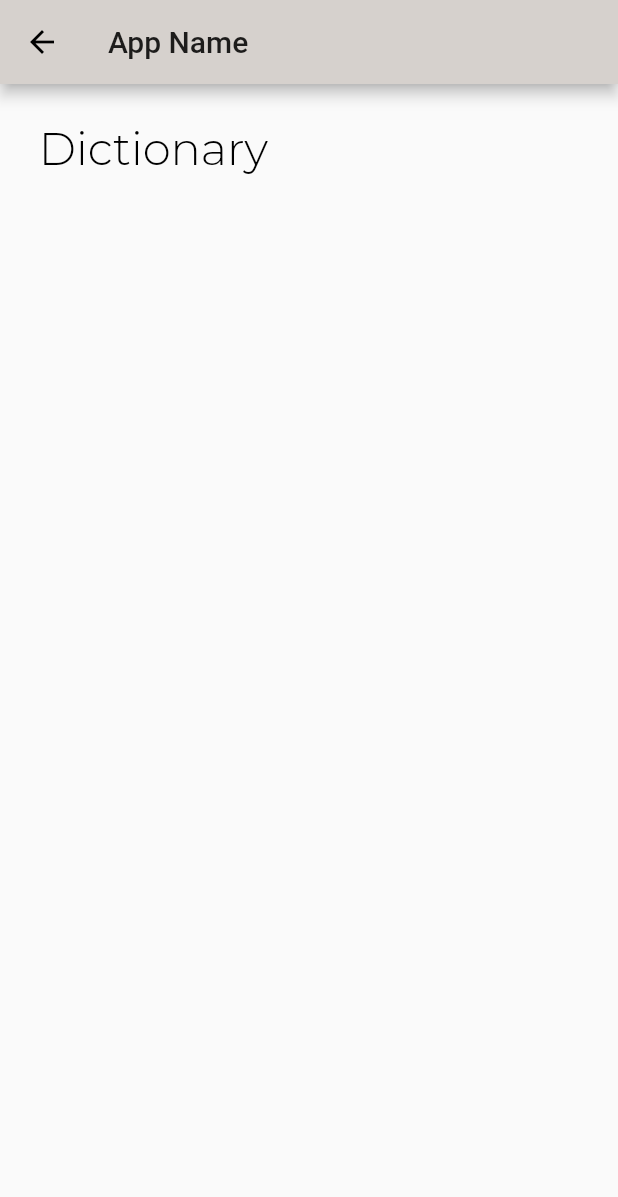
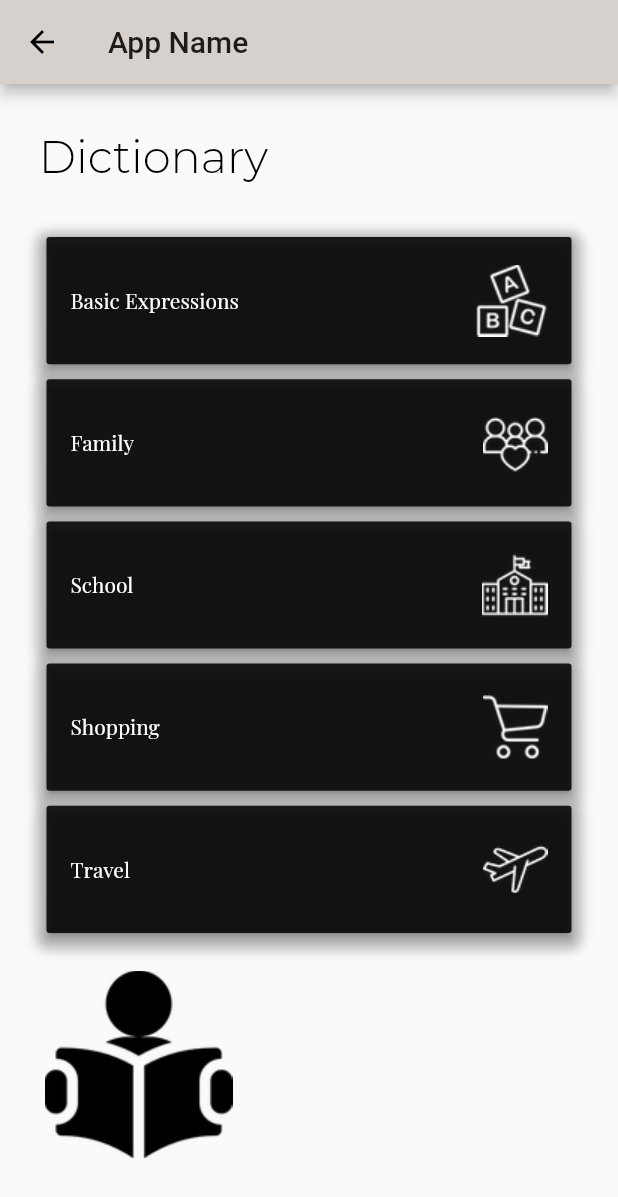
Before and after one commit to llquillo/SP2, a Flutter app: the HomePage screen opened directly, after a tap on "Dictionary", on a phone screen of 412 x 824 dp. Shown: the top 1197 px of the screen. Run offline on Flutter 3.47's test engine with Material 2 defaults, Android fonts, the phone set to English and light mode, and no system bars; our stand-ins replace firebase_auth, firebase_core, google_fonts; accounts and stored records are empty.

Commit message:
Added the Dictionary homepage

```diff
--- a/lib/home_page.dart
+++ b/lib/home_page.dart
@@ -68,7 +68,7 @@ class HomePage extends StatelessWidget {
             new FlatButton(
               child: new Text(
                 'Logout',
-                style: new TextStyle(fontSize: 17.0, color: Colors.white),
+                style: new TextStyle(fontSize: 17.0, color: Colors.black),
               ),
               onPressed: _signOut,
             )
@@ -87,7 +87,7 @@ class HomePage extends StatelessWidget {
                   style: GoogleFonts.montserrat(
                     textStyle: TextStyle(
                       color: Colors.black,
-                      fontSize: 30.0,
+                      fontSize: 24.0,
                       fontWeight: FontWeight.w300,
                     ),
                   ),
@@ -111,7 +111,7 @@ class HomePage extends StatelessWidget {
                         child: Container(
                           width: 10,
                           margin: const EdgeInsets.all(20.0),
-                          padding: EdgeInsets.all(3.0),
+                          padding: EdgeInsets.fromLTRB(10, 4, 2, 2),
                           decoration: BoxDecoration(
                             borderRadius: BorderRadius.all(Radius.circular(8)),
                             color: Colors.black87,
@@ -134,7 +134,7 @@ class HomePage extends StatelessWidget {
                                   i.last,
                                   style: GoogleFonts.playfairDisplay(
                                     textStyle: TextStyle(
-                                      fontSize: 26,
+                                      fontSize: 22,
                                       fontWeight: FontWeight.w200,
                                       color: Colors.white,
                                     ),
--- /dev/null
+++ b/lib/pages/common_widgets/dict_button.dart
@@ -0,0 +1,54 @@
+import 'package:flutter/material.dart';
+import 'package:google_fonts/google_fonts.dart';
+
+class DictButton extends StatelessWidget {
+  DictButton({
+    @required this.buttonName,
+    @required this.buttonImage,
+    this.onPressed,
+  });
+
+  final String buttonName;
+  final String buttonImage;
+  final VoidCallback onPressed;
+
+  @override
+  Widget build(BuildContext context) {
+    return Container(
+      decoration: BoxDecoration(
+        borderRadius: BorderRadius.all(Radius.circular(8)),
+        boxShadow: [
+          BoxShadow(
+            color: Colors.grey.withOpacity(0.7),
+            spreadRadius: 7,
+            blurRadius: 6,
+            offset: Offset(0, 4),
+          )
+        ],
+      ),
+      margin: EdgeInsets.fromLTRB(11, 5, 11, 5),
+      width: 10,
+      height: (MediaQuery.of(context).size.height / 5) - 80,
+      child: RaisedButton(
+        color: Colors.black87,
+        child: new Row(
+          mainAxisAlignment: MainAxisAlignment.spaceBetween,
+          children: [
+            Text(
+              buttonName,
+              style: GoogleFonts.playfairDisplay(
+                textStyle: TextStyle(
+                  fontSize: 14,
+                  fontWeight: FontWeight.w200,
+                  color: Colors.white,
+                ),
+              ),
+            ),
+            Image.asset(buttonImage),
+          ],
+        ),
+        onPressed: onPressed,
+      ),
+    );
+  }
+}
--- a/lib/pages/dictionary.dart
+++ b/lib/pages/dictionary.dart
@@ -1,5 +1,7 @@
 import 'package:flutter/material.dart';
 import 'package:google_fonts/google_fonts.dart';
+import './common_widgets/dict_button.dart';
+import './sub_pages/dict_content.dart';
 
 class Dictionary extends StatelessWidget {
   @override
@@ -9,11 +11,12 @@ class Dictionary extends StatelessWidget {
         title: new Text('App Name'),
       ),
       body: new Container(
+        // alignment: Alignment(-0.5, 0.5),
         width: MediaQuery.of(context).size.width,
         height: MediaQuery.of(context).size.height,
         child: new Column(
           children: [
-              SizedBox(height: 25),
+            SizedBox(height: 30),
             new Container(
               alignment: Alignment(-0.8, -0.7),
               child: Text(
@@ -27,9 +30,66 @@ class Dictionary extends StatelessWidget {
                 ),
               ),
             ),
-              // ListView(children: ),
+            SizedBox(height: 10),
+            new Container(
+              // alignment: Alignment(1.0, 1.0),
+              child: ListView(
+                shrinkWrap: true,
+                padding: const EdgeInsets.all(20),
+                scrollDirection: Axis.vertical,
+                children: <Widget>[
+                  Container(
+                    child: DictButton(
+                      buttonName: "Basic Expressions",
+                      buttonImage: 'images/basic.png',
+                      onPressed: () {
+                        Navigator.push(
+                          context,
+                          MaterialPageRoute(
+                              builder: (context) => DictContent()),
+                        );
+                      },
+                    ),
+                  ),
+                  Container(
+                    child: DictButton(
+                      buttonName: "Family",
+                      buttonImage: 'images/family.png',
+                      onPressed: () {},
+                    ),
+                  ),
+                  Container(
+                    child: DictButton(
+                      buttonName: "School",
+                      buttonImage: 'images/school.png',
+                      onPressed: () {},
+                    ),
+                  ),
+                  Container(
+                    child: DictButton(
+                      buttonName: "Shopping",
+                      buttonImage: 'images/shopping.png',
+                      onPressed: () {},
+                    ),
+                  ),
+                  Container(
+                    child: DictButton(
+                      buttonName: "Travel",
+                      buttonImage: 'images/travel.png',
+                      onPressed: () {},
+                    ),
+                  )
                 ],
-          )),
+              ),
+            ),
+            Container(
+              margin: EdgeInsets.fromLTRB(30, 0, 20, 2),
+              alignment: Alignment.bottomLeft,
+              child: Image.asset('images/study.png'),
+            )
+          ],
+        ),
+      ),
     );
   }
 }
```
Lines whose indentation alone changed are shown as unchanged.
